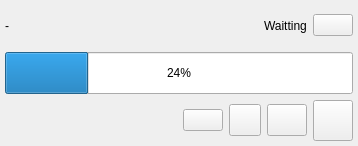
Above: sVanilla/src/ClientUi/Download/DownloadingListWidget.ui from WangPengZhan/sVanilla before the change. Below: the same form after it.
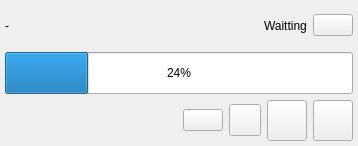
That is the form after the change. Custom widgets are drawn as their Qt base class.

Commit message:
Feature downloadlist (#29)
feature(download)
---------

```diff
--- a/sVanilla/src/ClientUi/Download/DownloadingListWidget.ui
+++ b/sVanilla/src/ClientUi/Download/DownloadingListWidget.ui
@@ -180,12 +180,12 @@
        </widget>
       </item>
       <item>
-       <widget class="VanillaStyle::IconButton" name="btnDetail">
-        <property name="minimumSize">
-         <size>
-          <width>32</width>
-          <height>32</height>
-         </size>
+       <widget class="VanillaStyle::IconButton" name="btnFolder">
+        <property name="sizePolicy">
+         <sizepolicy hsizetype="Preferred" vsizetype="Preferred">
+          <horstretch>0</horstretch>
+          <verstretch>0</verstretch>
+         </sizepolicy>
         </property>
         <property name="text">
          <string/>
```
The commit also changes 2 other files.
